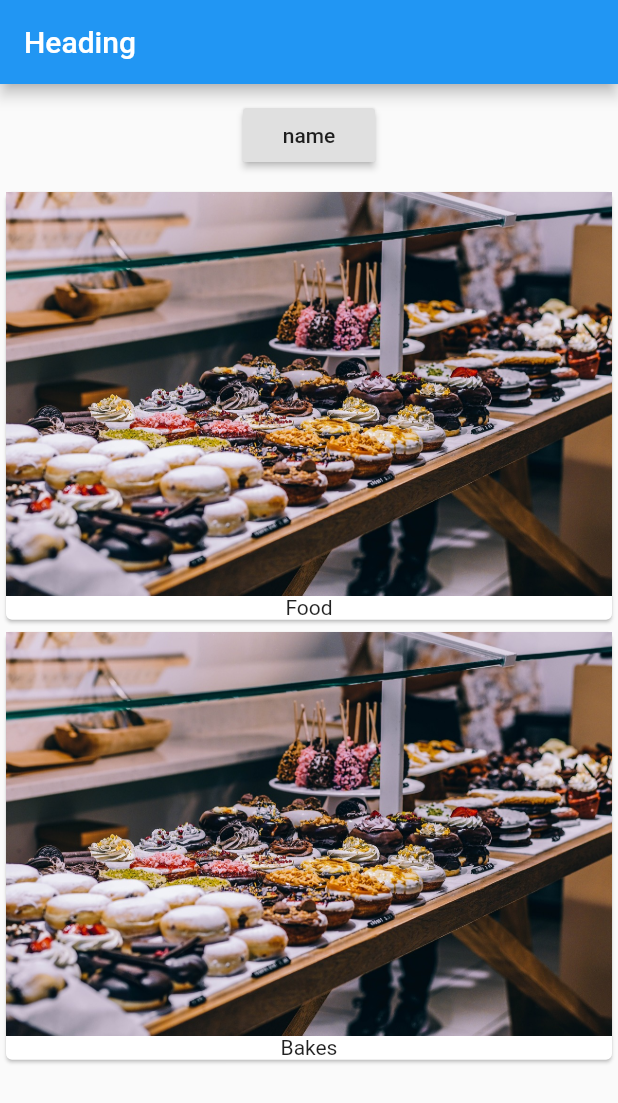
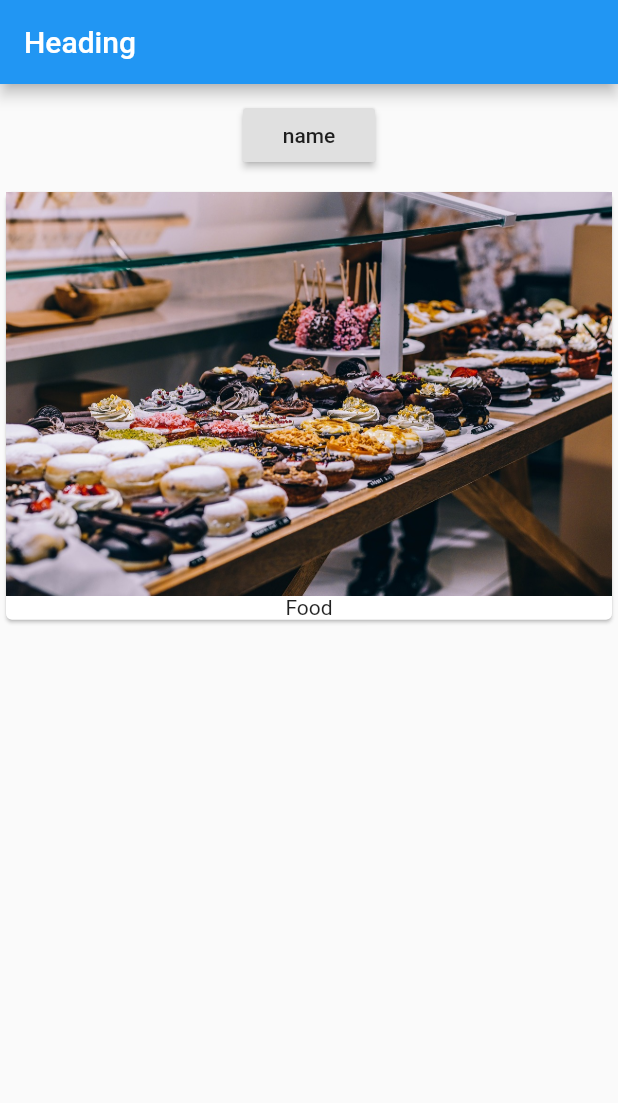
Before and after one commit to nihal-pavithran/flutter_learn2, a Flutter app: the screen it shows after launch, on a phone screen of 412 x 824 dp. Shown: the top 1103 px of the screen. Run offline on Flutter 3.47's test engine with Material 2 defaults, Android fonts, the phone set to English and light mode, and no system bars.

Commit message:
second stage

```diff
--- /dev/null
+++ b/lib/Product_manager.dart
@@ -0,0 +1,37 @@
+import 'package:flutter/material.dart';
+
+import 'products.dart';
+
+class Product_manger extends StatefulWidget {
+  List<String> _products = ['Food'];
+
+  @override
+  State<StatefulWidget> createState() {
+    return _Product_manger_state();
+  }
+}
+
+  class _Product_manger_state extends State<Product_manger>
+  {
+    List<String> _products = ['Food'];
+  @override
+  Widget build(BuildContext context) {
+    // TODO: implement build
+    return Column(
+      children: [
+        Container(
+            margin: EdgeInsets.all(10.0),
+            child: RaisedButton(
+              onPressed: () {
+                setState(() {
+                  _products.add('third Value');
+                });
+              },
+              child: Text('name'),
+            )),
+        Column(children: [Products(_products)],)
+      ],
+    );
+  }
+
+  }
--- a/lib/main.dart
+++ b/lib/main.dart
@@ -1,20 +1,13 @@
 import 'package:flutter/material.dart';
 import 'package:flutter/painting.dart';
+
+import 'Product_manager.dart';
 
 void main() {
   runApp(MyApp());
 }
 
-class MyApp extends StatefulWidget {
-  @override
-  State<StatefulWidget> createState() {
-    return _myAppState();
-  }
-}
-
-class _myAppState extends State<MyApp> {
-  List<String> _products = ['Food','Bakes'];
-
+class MyApp extends StatelessWidget {
   @override
   Widget build(BuildContext context) {
     return MaterialApp(
@@ -22,28 +15,7 @@ class _myAppState extends State<MyApp> {
         appBar: AppBar(
           title: Text('Heading'),
         ),
-        body: Column(
-          children: [
-            Container(
-                margin: EdgeInsets.all(10.0),
-                child: RaisedButton(
-                  onPressed: () {},
-                  child: Text('name'),
-                )),
-            Column(
-              children: _products
-                  .map((e) => Card(
-                        child: Column(
-                          children: [
-                            Image.asset('asset/food.jpeg'),
-                            Text(e)
-                          ],
-                        ),
-                      ))
-                  .toList(),
-            ),
-          ],
-        ),
+        body: Product_manger(),
       ),
     );
   }
--- /dev/null
+++ b/lib/products.dart
@@ -0,0 +1,22 @@
+import 'package:flutter/material.dart';
+class Products extends StatelessWidget{
+  final List<String> products;
+  Products(this.products);
+  @override
+  Widget build(BuildContext context) {
+    // TODO: implement build
+    return Column(
+      children: products
+          .map((e) => Card(
+        child: Column(
+          children: [
+            Image.asset('asset/food.jpeg'),
+            Text(e)
+          ],
+        ),
+      ))
+          .toList(),
+    );
+  }
+
+}
```
